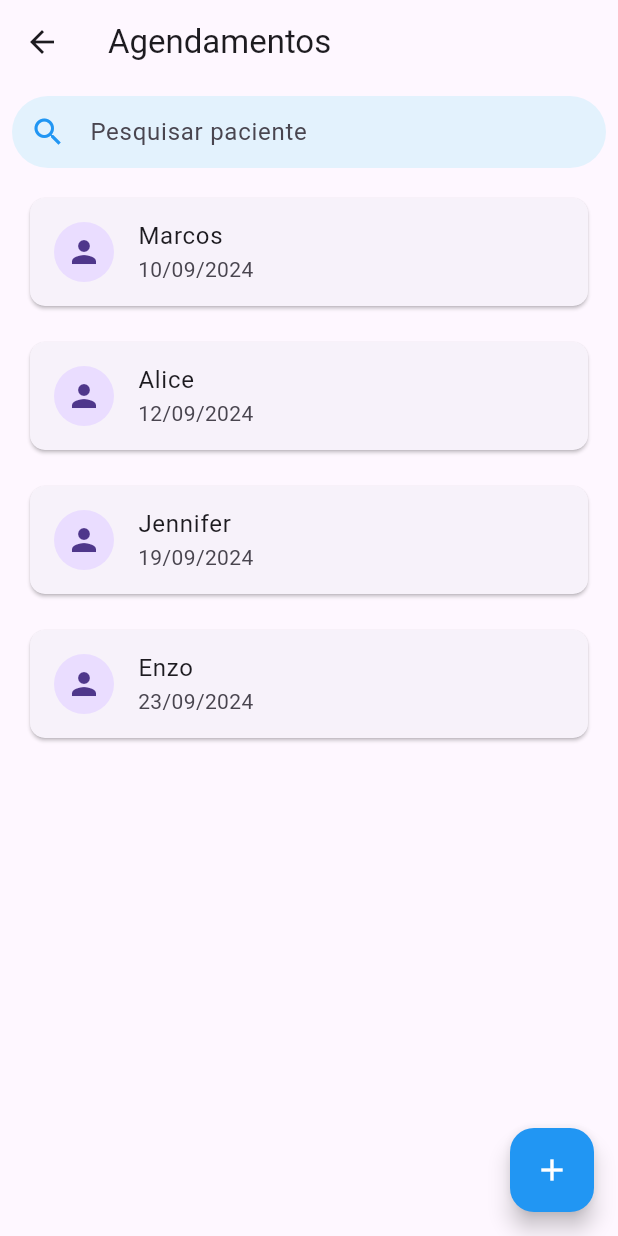
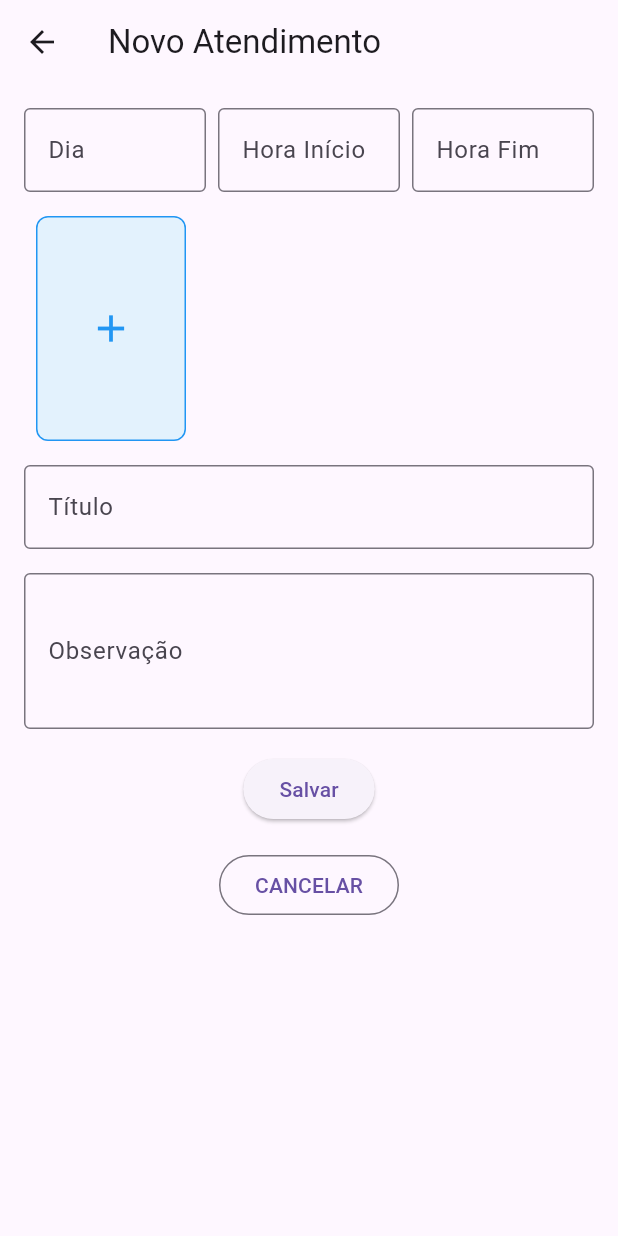
Before and after one commit to CarolineVantim/Sistema-Clinico, a Flutter app: the Appointments screen opened by its route, after a tap on the "add" icon, on a phone screen of 412 x 824 dp. Run offline on Flutter 3.47's test engine with Material 3 defaults, Android fonts, the phone set to English and light mode, and no system bars; our stand-ins replace chewie, dio, flutter_dotenv, flutter_riverpod, flutter_svg, image_picker and 5 more; accounts and stored records are empty; generated files the repository leaves out were written again.

Commit message:
new-appointments-screen

```diff
--- a/lib/features/appointments/presentation/appointments_page.dart
+++ b/lib/features/appointments/presentation/appointments_page.dart
@@ -1,5 +1,6 @@
 import 'package:flutter/material.dart';
 import 'package:flutter_riverpod/flutter_riverpod.dart';
+import 'package:sistema_clinico/features/appointments/presentation/new_appointment/new_appointment.dart';
 
 class Appointments extends StatefulWidget {
   Appointments({super.key});
@@ -95,7 +96,10 @@ class _AppointmentsState extends State<Appointments> {
           color: Colors.white,
         ),
         onPressed: () {
-          //TODO: Fazer chamada para a tela de novo agendamento.
+          Navigator.push(
+            context,
+            MaterialPageRoute(builder: (context) => NewAppointmentScreen()),
+          );
         },
       ),
     );
--- /dev/null
+++ b/lib/features/appointments/presentation/new_appointment/new_appointment.dart
@@ -0,0 +1,301 @@
+import 'dart:convert';
+import 'dart:io';
+
+import 'package:flutter/material.dart';
+import 'package:image_picker/image_picker.dart';
+import 'package:sistema_clinico/services/api_service.dart';
+
+class NewAppointmentScreen extends StatefulWidget {
+  @override
+  _NewAppointmentScreenState createState() => _NewAppointmentScreenState();
+}
+
+class _NewAppointmentScreenState extends State<NewAppointmentScreen> {
+  final TextEditingController _titleController = TextEditingController();
+  final TextEditingController _observationController = TextEditingController();
+  final TextEditingController _dayController = TextEditingController();
+  final TextEditingController _startHourController = TextEditingController();
+  final TextEditingController _endHourController = TextEditingController();
+  final List<File> images = [];
+  final ImagePicker _picker = ImagePicker();
+
+  Future<void> _addImage() async {
+    try {
+      final pickedFile = await _picker.pickImage(source: ImageSource.gallery);
+
+      if (pickedFile != null) {
+        final file = File(pickedFile.path);
+        setState(() {
+          if (images.length < 5) {
+            images.add(file);
+          } else {
+            ScaffoldMessenger.of(context).showSnackBar(
+              const SnackBar(
+                content: Text("Você pode adicionar no máximo 5 imagens."),
+              ),
+            );
+          }
+        });
+      }
+    } catch (e) {
+      print("Erro ao selecionar imagem: $e");
+    }
+  }
+
+  void _sendData() async {
+    if (_titleController.text.isEmpty ||
+        _observationController.text.isEmpty ||
+        _dayController.text.isEmpty ||
+        _startHourController.text.isEmpty ||
+        _endHourController.text.isEmpty) {
+      ScaffoldMessenger.of(context).showSnackBar(
+        const SnackBar(
+            content: Text("Por favor, preencha todos os campos obrigatórios.")),
+      );
+      return;
+    }
+
+    List<int> imageIds = [];
+
+    for (var image in images) {
+      try {
+        final bytes = await image.readAsBytes();
+        final base64Image = base64Encode(bytes);
+
+        final response = await ApiClient().uploadImage(base64Image);
+        imageIds.add(response["data"]["id"]);
+      } catch (e) {
+        print("Erro ao enviar imagem: $e");
+      }
+    }
+
+    final professionalCrm = 12345;
+    final studentCpf = 12345678901;
+    final startTime = _startHourController.text;
+    final endTime = _endHourController.text;
+    final subject = _titleController.text;
+    final status = "planned";
+    final location = "string";
+    final discipline = "string";
+
+    var classDate = _dayController.text;
+    try {
+      classDate = convertDateToIsoFormat(classDate);
+      print("Data convertida: $classDate");
+    } catch (e) {
+      print("Erro ao converter data: $e");
+    }
+
+    try {
+      final response = await ApiClient().registerClassRecord(
+          professionalCrm,
+          studentCpf,
+          imageIds,
+          classDate,
+          startTime,
+          endTime,
+          subject,
+          status,
+          location,
+          discipline);
+
+      print("Resposta do servidor: $response");
+    } catch (e) {
+      print("Erro ao registrar a aula: $e");
+    }
+
+    ScaffoldMessenger.of(context).showSnackBar(
+      const SnackBar(content: Text("Dados enviados com sucesso!")),
+    );
+
+    Navigator.popUntil(context, (route) => route.isFirst);
+  }
+
+  Future<void> _selectDate(BuildContext context) async {
+    final DateTime? selectedDate = await showDatePicker(
+      context: context,
+      initialDate: DateTime.now(),
+      firstDate: DateTime(2000),
+      lastDate: DateTime(2101),
+    );
+    if (selectedDate != null) {
+      setState(() {
+        _dayController.text =
+            "${selectedDate.day}/${selectedDate.month}/${selectedDate.year}";
+      });
+    }
+  }
+
+  Future<void> _selectTime(
+      BuildContext context, TextEditingController controller) async {
+    final TimeOfDay? selectedTime = await showTimePicker(
+      context: context,
+      initialTime: TimeOfDay.now(),
+    );
+    if (selectedTime != null) {
+      setState(() {
+        controller.text = selectedTime.format(context);
+      });
+    }
+  }
+
+  String convertDateToIsoFormat(String date) {
+    final parts = date.split('/');
+    if (parts.length == 3) {
+      final day = parts[0].padLeft(2, '0');
+      final month = parts[1].padLeft(2, '0');
+      final year = parts[2];
+
+      return '$year-$month-$day';
+    } else {
+      throw FormatException("Data inválida: $date");
+    }
+  }
+
+  @override
+  Widget build(BuildContext context) {
+    return Scaffold(
+      appBar: AppBar(
+        title: const Text("Novo Atendimento"),
+        leading: IconButton(
+          onPressed: () {
+            Navigator.popUntil(context, (route) => route.isFirst);
+          },
+          icon: const Icon(Icons.arrow_back),
+        ),
+      ),
+      body: SingleChildScrollView(
+        child: Padding(
+          padding: const EdgeInsets.all(16.0),
+          child: Column(
+            children: [
+              Row(
+                children: [
+                  Expanded(
+                    child: GestureDetector(
+                      onTap: () => _selectDate(context),
+                      child: AbsorbPointer(
+                        child: TextField(
+                          controller: _dayController,
+                          decoration: const InputDecoration(
+                            labelText: "Dia",
+                            hintText: "DD/MM/AAAA",
+                            border: OutlineInputBorder(),
+                          ),
+                          keyboardType: TextInputType.datetime,
+                        ),
+                      ),
+                    ),
+                  ),
+                  const SizedBox(width: 8.0),
+                  Expanded(
+                    child: GestureDetector(
+                      onTap: () => _selectTime(context, _startHourController),
+                      child: AbsorbPointer(
+                        child: TextField(
+                          controller: _startHourController,
+                          decoration: const InputDecoration(
+                            labelText: "Hora Início",
+                            hintText: "HH:MM",
+                            border: OutlineInputBorder(),
+                          ),
+                          keyboardType: TextInputType.datetime,
+                        ),
+                      ),
+                    ),
+                  ),
+                  const SizedBox(width: 8.0),
+                  Expanded(
+                    child: GestureDetector(
+                      onTap: () => _selectTime(context, _endHourController),
+                      child: AbsorbPointer(
+                        child: TextField(
+                          controller: _endHourController,
+                          decoration: const InputDecoration(
+                            labelText: "Hora Fim",
+                            hintText: "HH:MM",
+                            border: OutlineInputBorder(),
+                          ),
+                          keyboardType: TextInputType.datetime,
+                        ),
+                      ),
+                    ),
+                  ),
+                ],
+              ),
+              const SizedBox(height: 16.0),
+              SizedBox(
+                height: 150,
+                child: ListView.builder(
+                  scrollDirection: Axis.horizontal,
+                  itemCount: images.length + (images.length < 5 ? 1 : 0),
+                  itemBuilder: (context, index) {
+                    if (index == images.length) {
+                      return GestureDetector(
+                        onTap: _addImage,
+                        child: Container(
+                          width: 100,
+                          margin: const EdgeInsets.symmetric(horizontal: 8.0),
+                          decoration: BoxDecoration(
+                            color: Colors.blue.shade50,
+                            borderRadius: BorderRadius.circular(8.0),
+                            border: Border.all(color: Colors.blue),
+                          ),
+                          child: const Center(
+                            child:
+                                Icon(Icons.add, color: Colors.blue, size: 30),
+                          ),
+                        ),
+                      );
+                    } else {
+                      return Container(
+                        width: 100,
+                        margin: const EdgeInsets.symmetric(horizontal: 8.0),
+                        child: ClipRRect(
+                          borderRadius: BorderRadius.circular(8.0),
+                          child: Image.file(
+                            images[index],
+                            fit: BoxFit.cover,
+                          ),
+                        ),
+                      );
+                    }
+                  },
+                ),
+              ),
+              const SizedBox(height: 16.0),
+              TextField(
+                controller: _titleController,
+                decoration: const InputDecoration(
+                  labelText: "Título",
+                  border: OutlineInputBorder(),
+                ),
+              ),
+              const SizedBox(height: 16.0),
+              TextField(
+                controller: _observationController,
+                maxLines: 3,
+                decoration: const InputDecoration(
+                  labelText: "Observação",
+                  border: OutlineInputBorder(),
+                ),
+              ),
+              const SizedBox(height: 16.0),
+              ElevatedButton(
+                onPressed: _sendData,
+                child: const Text("Salvar"),
+              ),
+              const SizedBox(height: 16.0),
+              OutlinedButton(
+                onPressed: () {
+                  Navigator.popUntil(context, (route) => route.isFirst);
+                },
+                child: const Text("CANCELAR"),
+              ),
+            ],
+          ),
+        ),
+      ),
+    );
+  }
+}
--- a/lib/shared/constants/api_constants.dart
+++ b/lib/shared/constants/api_constants.dart
@@ -20,11 +20,14 @@ class ApiConstants {
   static String studentDelete = '/student/delete'; //{id}
 
   static String classUpdate = '/class/update';
-  static String classRegister = '/class/register';
+  static String classRegister = '/class_records/register';
   static String classFind = '/class/find_class';
   static String classDelete = '/class/delete'; //{id}
 
   static String professional = '/professional'; //
   static String professionalAssociate = '/associate_student/'; //
   static String professionalFindAll = '/find_all'; //
+
+  static String uploadImage = '/images/upload'; //
+  static String allImages = '/images/all_images'; //
 }
--- a/pubspec.yaml
+++ b/pubspec.yaml
@@ -51,6 +51,8 @@ dependencies:
   intl: 0.19.0
   video_player: ^2.8.7
   chewie: ^1.8.1
+  flutter_html: ^3.0.0-beta.2
+  path_provider: ^2.1.5
 #  fijkplayer: ^0.11.0
 
 dev_dependencies:
```
Also changed, not shown: lib/services/api_service.dart (+66 -0 lines), pubspec.lock, 1 other file.
